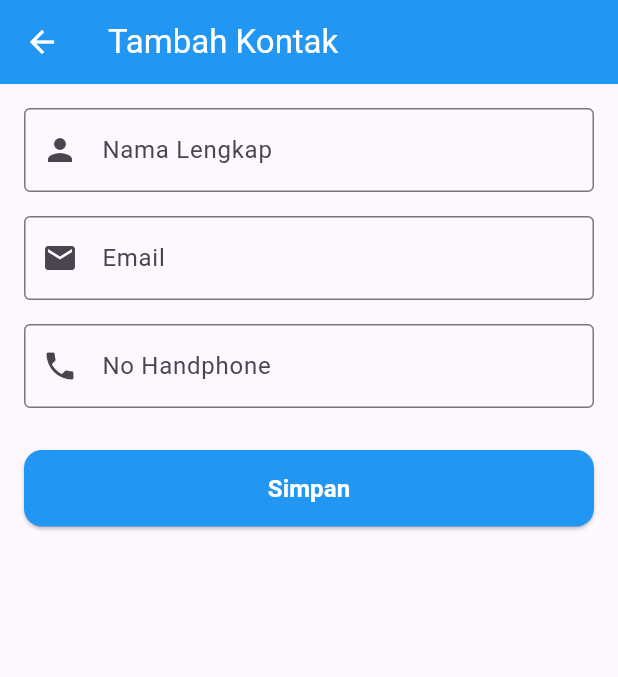
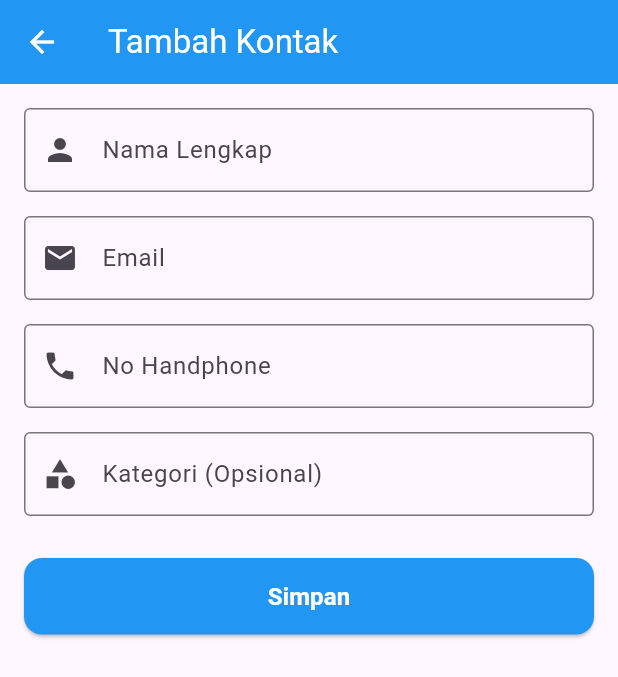
Before and after one commit to karanglawud/AbrorAbiyyi_BukuKontak, a Flutter app: the screen it shows after launch, after a tap on the "add" icon, on a phone screen of 412 x 824 dp. Shown: the top 677 px of the screen. Run offline on Flutter 3.47's test engine with Material 3 defaults, Android fonts, the phone set to English and light mode, and no system bars.

Commit message:
Menambah Kategori Kontak

```diff
--- a/lib/main.dart
+++ b/lib/main.dart
@@ -9,8 +9,14 @@ class Kontak {
   final String nama;
   final String email;
   final String phone;
+  final String? kategori; // Nullable (String?) sesuai Tugas 4
 
-  Kontak({required this.nama, required this.email, required this.phone});
+  Kontak({
+    required this.nama,
+    required this.email,
+    required this.phone,
+    this.kategori, // Kategori bersifat opsional
+  });
 
   // Factory constructor untuk mapping JSON (Map<String, dynamic>) ke Object Kontak
   factory Kontak.fromJson(Map<String, dynamic> json) {
@@ -18,12 +24,18 @@ class Kontak {
       nama: json['nama'] ?? '',
       email: json['email'] ?? '',
       phone: json['phone'] ?? '',
+      kategori: json['kategori'],
     );
   }
 
   // Mengubah Object Kontak kembali ke format Map / JSON
   Map<String, dynamic> toJson() {
-    return {'nama': nama, 'email': email, 'phone': phone};
+    return {
+      'nama': nama,
+      'email': email,
+      'phone': phone,
+      'kategori': kategori,
+    };
   }
 }
 
@@ -46,7 +58,6 @@ class MyApp extends StatelessWidget {
   }
 }
 
-//wlee
 // ==================== HALAMAN BERANDA ====================
 class HalamanBeranda extends StatefulWidget {
   const HalamanBeranda({super.key});
@@ -179,14 +190,39 @@ class _HalamanBerandaState extends State<HalamanBeranda>
                           ),
                         ),
                         title: Text(kontak.nama),
-                        subtitle: Text('${kontak.email}\n${kontak.phone}'),
+                        // Menampilkan kategori dengan null-aware operator (??) sesuai Tugas 4
+                        subtitle: Text(
+                          '${kontak.email}\n${kontak.phone}\nKategori: ${kontak.kategori ?? 'Tanpa kategori'}',
+                        ),
                         isThreeLine: true,
                       ),
                     );
                   },
                 ),
           // Isi Tab 2: Favorit
-          const Center(child: Text('Belum ada kontak favorit.')),
+          ListView(
+            children: const [
+              Card(
+                margin: EdgeInsets.symmetric(
+                  horizontal: 12,
+                  vertical: 4,
+                ),
+                child: ListTile(
+                  leading: CircleAvatar(
+                    child: Text(
+                      'A',
+                      style: TextStyle(fontWeight: FontWeight.bold),
+                    ),
+                  ),
+                  title: Text('Albanie Setyawan'),
+                  subtitle: Text(
+                    'albanisetyawan@gmail.com\n0895422599631\nKategori: Teman',
+                  ),
+                  isThreeLine: true,
+                ),
+              ),
+            ],
+          ),
         ],
       ),
       floatingActionButton: FloatingActionButton(
@@ -214,12 +250,14 @@ class _HalamanTambahKontakState extends State<HalamanTambahKontak> {
   final TextEditingController nameController = TextEditingController();
   final TextEditingController emailController = TextEditingController();
   final TextEditingController phoneController = TextEditingController();
+  final TextEditingController categoryController = TextEditingController(); // Controller kategori (Tugas 4)
 
   @override
   void dispose() {
     nameController.dispose();
     emailController.dispose();
     phoneController.dispose();
+    categoryController.dispose();
     super.dispose();
   }
 
@@ -308,6 +346,18 @@ class _HalamanTambahKontakState extends State<HalamanTambahKontak> {
                   return null;
                 },
               ),
+              const SizedBox(height: 16),
+
+              // 4. Input Kategori (Opsional - Tugas 4)
+              TextFormField(
+                controller: categoryController,
+                decoration: const InputDecoration(
+                  labelText: 'Kategori (Opsional)',
+                  hintText: 'Contoh: Keluarga, Teman, Kerja',
+                  prefixIcon: Icon(Icons.category),
+                  border: OutlineInputBorder(),
+                ),
+              ),
               const SizedBox(height: 28),
 
               // Tombol Simpan dengan Pengecekan FormState
@@ -319,6 +369,10 @@ class _HalamanTambahKontakState extends State<HalamanTambahKontak> {
                       nama: nameController.text.trim(),
                       email: emailController.text.trim(),
                       phone: phoneController.text.trim(),
+                      // Jika dikosongkan, nilainya adalah null (Null Safety)
+                      kategori: categoryController.text.trim().isEmpty
+                          ? null
+                          : categoryController.text.trim(),
                     );
                     // Kirim object kontak kembali ke halaman beranda
                     Navigator.pop(context, kontakBaru);
```
Also changed, not shown: pubspec.lock.
